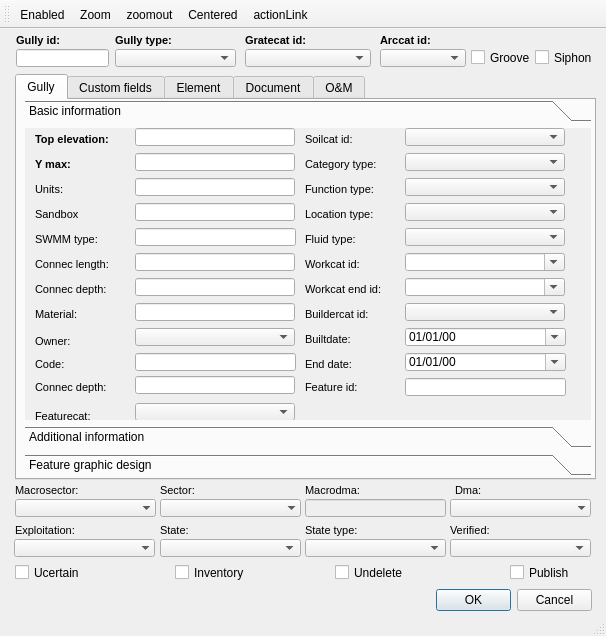
Before: the Qt Designer form init_ui/ud_man_gully.ui in Giswater/giswater_qgis_plugin, drawn with Qt 5.
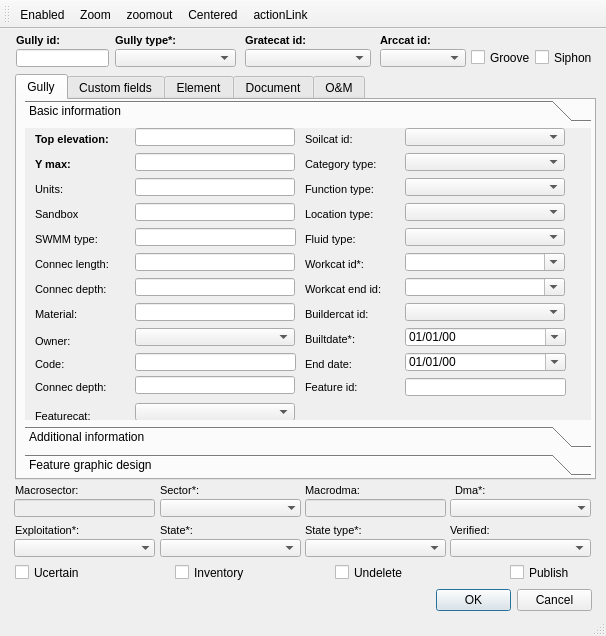
After: the same form once the commit is applied. Icons and pictures are not drawn. Custom widgets are drawn as their Qt base class.

Diff of the .ui file:
```diff
--- a/init_ui/ud_man_gully.ui
+++ b/init_ui/ud_man_gully.ui
@@ -187,7 +187,7 @@
          <enum>QFrame::Plain</enum>
         </property>
         <property name="text">
-         <string>Builtdate:</string>
+         <string>Builtdate*:</string>
         </property>
         <property name="textFormat">
          <enum>Qt::AutoText</enum>
@@ -390,7 +390,7 @@
          <enum>QFrame::Plain</enum>
         </property>
         <property name="text">
-         <string>Workcat id:</string>
+         <string>Workcat id*:</string>
         </property>
         <property name="textFormat">
          <enum>Qt::AutoText</enum>
@@ -2989,48 +2989,48 @@
      </rect>
     </property>
    </widget>
-   <widget class="QLabel" name="label_macrosector_2">
-    <property name="geometry">
-     <rect>
-      <x>15</x>
-      <y>450</y>
-      <width>90</width>
-      <height>22</height>
-     </rect>
-    </property>
-    <property name="font">
-     <font>
-      <pointsize>8</pointsize>
-      <weight>50</weight>
-      <bold>false</bold>
-      <kerning>true</kerning>
-     </font>
-    </property>
-    <property name="frameShape">
-     <enum>QFrame::NoFrame</enum>
-    </property>
-    <property name="frameShadow">
-     <enum>QFrame::Plain</enum>
-    </property>
-    <property name="text">
-     <string>Macrosector:</string>
-    </property>
-    <property name="textFormat">
-     <enum>Qt::AutoText</enum>
-    </property>
-    <property name="scaledContents">
-     <bool>false</bool>
-    </property>
-    <property name="alignment">
-     <set>Qt::AlignLeading|Qt::AlignLeft|Qt::AlignVCenter</set>
-    </property>
-    <property name="margin">
-     <number>3</number>
-    </property>
-   </widget>
    <widget class="QLabel" name="label_macrosector">
     <property name="geometry">
      <rect>
+      <x>15</x>
+      <y>450</y>
+      <width>90</width>
+      <height>22</height>
+     </rect>
+    </property>
+    <property name="font">
+     <font>
+      <pointsize>8</pointsize>
+      <weight>50</weight>
+      <bold>false</bold>
+      <kerning>true</kerning>
+     </font>
+    </property>
+    <property name="frameShape">
+     <enum>QFrame::NoFrame</enum>
+    </property>
+    <property name="frameShadow">
+     <enum>QFrame::Plain</enum>
+    </property>
+    <property name="text">
+     <string>Macrosector:</string>
+    </property>
+    <property name="textFormat">
+     <enum>Qt::AutoText</enum>
+    </property>
+    <property name="scaledContents">
+     <bool>false</bool>
+    </property>
+    <property name="alignment">
+     <set>Qt::AlignLeading|Qt::AlignLeft|Qt::AlignVCenter</set>
+    </property>
+    <property name="margin">
+     <number>3</number>
+    </property>
+   </widget>
+   <widget class="QLabel" name="label_macrodma">
+    <property name="geometry">
+     <rect>
       <x>305</x>
       <y>450</y>
       <width>90</width>
@@ -3066,25 +3066,6 @@
      <number>3</number>
     </property>
    </widget>
-   <widget class="QComboBox" name="macrosector_id">
-    <property name="geometry">
-     <rect>
-      <x>15</x>
-      <y>470</y>
-      <width>141</width>
-      <height>18</height>
-     </rect>
-    </property>
-    <property name="autoFillBackground">
-     <bool>true</bool>
-    </property>
-    <property name="maxVisibleItems">
-     <number>8</number>
-    </property>
-    <property name="frame">
-     <bool>false</bool>
-    </property>
-   </widget>
    <widget class="QLineEdit" name="macrodma_id">
     <property name="enabled">
      <bool>false</bool>
@@ -3157,7 +3138,7 @@
      <enum>QFrame::Plain</enum>
     </property>
     <property name="text">
-     <string>State type:</string>
+     <string>State type*:</string>
     </property>
     <property name="textFormat">
      <enum>Qt::AutoText</enum>
@@ -3195,7 +3176,7 @@
      <enum>QFrame::Plain</enum>
     </property>
     <property name="text">
-     <string>Exploitation:</string>
+     <string>Exploitation*:</string>
     </property>
     <property name="textFormat">
      <enum>Qt::AutoText</enum>
@@ -3267,7 +3248,7 @@
      <enum>QFrame::Plain</enum>
     </property>
     <property name="text">
-     <string>State:</string>
+     <string>State*:</string>
     </property>
     <property name="textFormat">
      <enum>Qt::AutoText</enum>
@@ -3371,7 +3352,7 @@
      <enum>QFrame::Plain</enum>
     </property>
     <property name="text">
-     <string>Dma:</string>
+     <string>Dma*:</string>
     </property>
     <property name="textFormat">
      <enum>Qt::AutoText</enum>
@@ -3410,7 +3391,7 @@
      <enum>QFrame::Plain</enum>
     </property>
     <property name="text">
-     <string>Sector:</string>
+     <string>Sector*:</string>
     </property>
     <property name="textFormat">
      <enum>Qt::AutoText</enum>
@@ -3458,7 +3439,7 @@
      <enum>QFrame::Plain</enum>
     </property>
     <property name="text">
-     <string>Gully type:</string>
+     <string>Gully type*:</string>
     </property>
     <property name="textFormat">
      <enum>Qt::AutoText</enum>
@@ -3492,6 +3473,25 @@
      <bool>false</bool>
     </property>
    </widget>
+   <widget class="QLineEdit" name="macrosector_id">
+    <property name="enabled">
+     <bool>false</bool>
+    </property>
+    <property name="geometry">
+     <rect>
+      <x>14</x>
+      <y>470</y>
+      <width>141</width>
+      <height>18</height>
+     </rect>
+    </property>
+    <property name="styleSheet">
+     <string notr="true"/>
+    </property>
+    <property name="text">
+     <string/>
+    </property>
+   </widget>
   </widget>
   <widget class="QStatusBar" name="statusbar"/>
   <widget class="QToolBar" name="toolBar">
```
Left out of the diff: 8 changed lines with no effect on the pictures.
